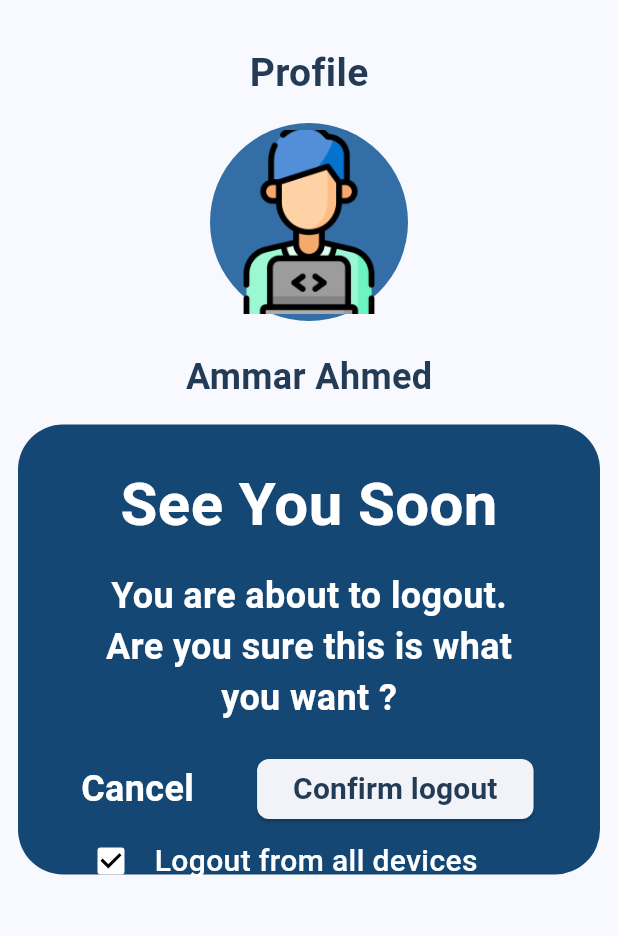
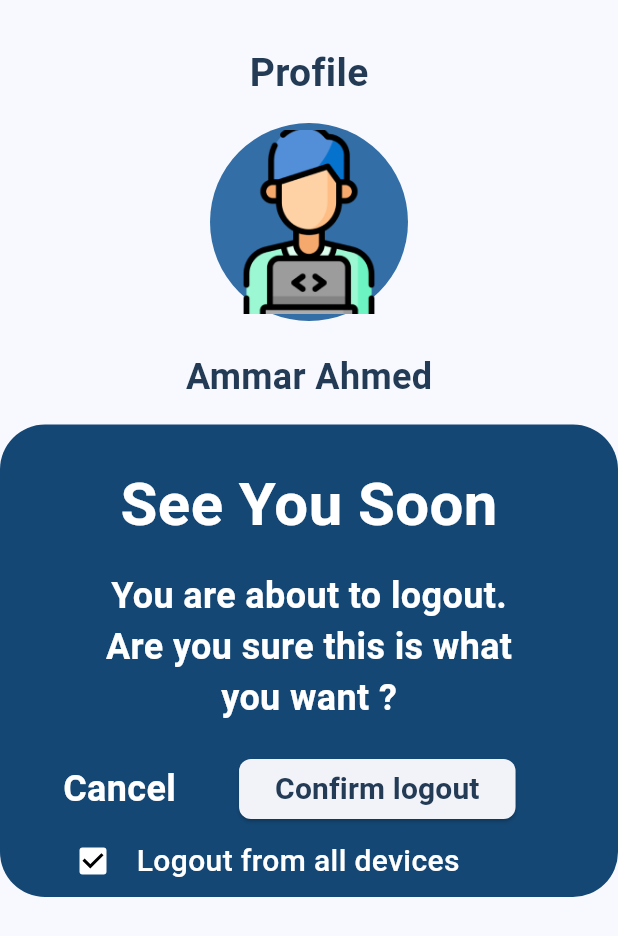
Before and after one commit to aboda97/markiz_elamal_team-12, a Flutter app: the LogoutViewBody screen opened directly, on a phone screen of 412 x 824 dp. Shown: the top 936 px of the screen. Run offline on Flutter 3.47's test engine with Material 3 defaults, Android fonts, the phone set to English and light mode, and no system bars; our stand-ins replace easy_date_timeline, flutter_screenutil, google_fonts, shared_preferences, smooth_page_indicator; accounts and stored records are empty.

Commit message:
fix bug in logout_view_body.dart

```diff
--- a/lib/features/logout_feature/presentation/logout_view.dart
+++ b/lib/features/logout_feature/presentation/logout_view.dart
@@ -13,8 +13,6 @@ class _LogoutViewState extends State<LogoutView> {
 
   @override
   Widget build(BuildContext context) {
-    return  const Scaffold(
-      body: LogoutViewBody(),
-    );
+    return   LogoutViewBody();
   }
 }
--- a/lib/features/logout_feature/presentation/widgets/logout_view_body.dart
+++ b/lib/features/logout_feature/presentation/widgets/logout_view_body.dart
@@ -48,8 +48,8 @@ class _LogoutViewBodyState extends State<LogoutViewBody> {
               ),
             ),
             Container(
-              height: 300,
-              width: 388,
+              // height: 300,
+              // width: 388, // when we determine width and height it mak render error
               decoration: const BoxDecoration(
                 color: kLogoutConColor,
                 borderRadius: BorderRadius.all(Radius.circular(30)),
```
